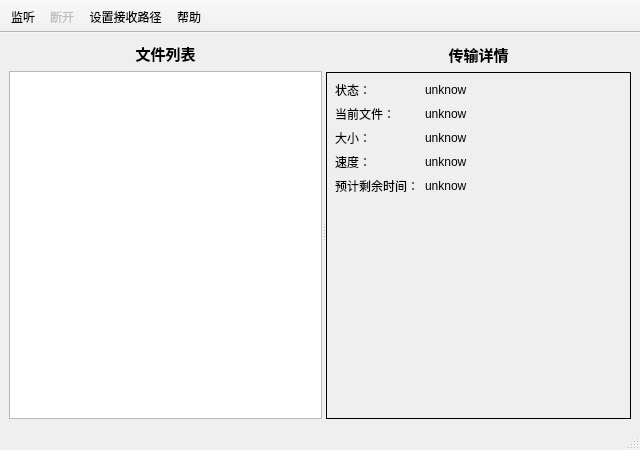
Old version of the form UI/AServer.ui in the repository uxinghai/ICMA-Qt.
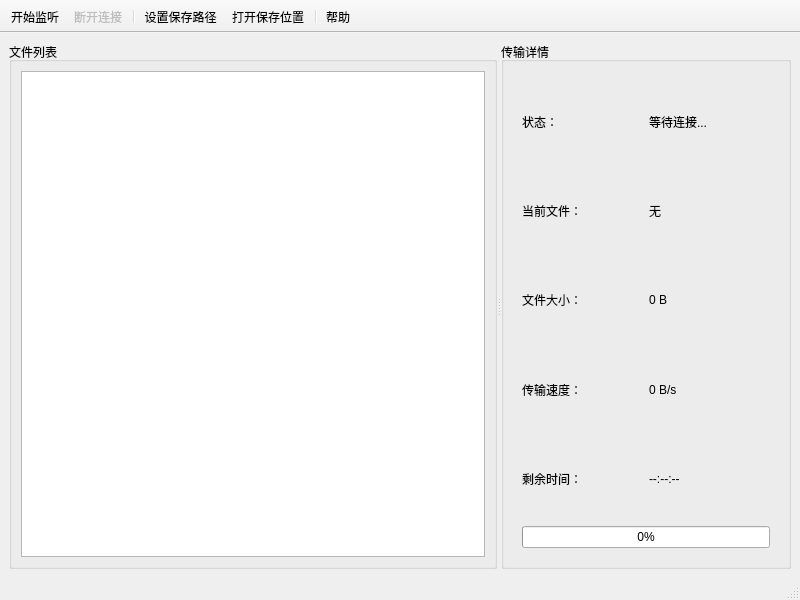
New version of the form. Icons and pictures are not drawn.

Commit message: 导入文件模块

Diff of the .ui file:
```diff
--- a/UI/AServer.ui
+++ b/UI/AServer.ui
@@ -6,20 +6,14 @@
       <rect>
         <x>0</x>
         <y>0</y>
-        <width>640</width>
-        <height>450</height>
+    <width>800</width>
+    <height>600</height>
       </rect>
     </property>
     <property name="minimumSize">
       <size>
-        <width>640</width>
-        <height>450</height>
-      </size>
-    </property>
-    <property name="maximumSize">
-      <size>
-        <width>640</width>
-        <height>450</height>
+    <width>800</width>
+    <height>600</height>
       </size>
     </property>
     <property name="windowTitle">
@@ -32,38 +26,22 @@
       </iconset>
     </property>
     <widget class="QWidget" name="centralwidget">
-      <layout class="QGridLayout" name="gridLayout">
-        <item row="0" column="0">
-          <widget class="QSplitter" name="splitter">
+   <layout class="QVBoxLayout" name="verticalLayout_3">
+    <item>
+     <widget class="QSplitter" name="mainSplitter">
             <property name="orientation">
               <enum>Qt::Horizontal</enum>
             </property>
             <widget class="QWidget" name="layoutWidget">
               <layout class="QVBoxLayout" name="verticalLayout">
                 <item>
-                  <widget class="QLabel" name="label">
-                    <property name="maximumSize">
-                      <size>
-                        <width>16777215</width>
-                        <height>24</height>
-                      </size>
-                    </property>
-                    <property name="font">
-                      <font>
-                        <pointsize>11</pointsize>
-                        <bold>true</bold>
-                      </font>
-                    </property>
-                    <property name="text">
+         <widget class="QGroupBox" name="fileListGroup">
+          <property name="title">
                       <string>文件列表</string>
                     </property>
-                    <property name="alignment">
-                      <set>Qt::AlignCenter</set>
-                    </property>
-                  </widget>
-                </item>
+          <layout class="QVBoxLayout" name="verticalLayout_4">
                 <item>
-                  <widget class="QListWidget" name="FileListView">
+            <widget class="QListWidget" name="fileListWidget">
                     <property name="contextMenuPolicy">
                       <enum>Qt::CustomContextMenu</enum>
                     </property>
@@ -71,129 +49,115 @@
                 </item>
               </layout>
             </widget>
-            <widget class="QWidget" name="layoutWidget">
+        </item>
+       </layout>
+      </widget>
+      <widget class="QWidget" name="transferDetailsContainer">
               <layout class="QVBoxLayout" name="verticalLayout_2">
                 <item>
-                  <widget class="QLabel" name="label_3">
-                    <property name="maximumSize">
-                      <size>
-                        <width>16777215</width>
-                        <height>24</height>
-                      </size>
-                    </property>
-                    <property name="font">
-                      <font>
-                        <pointsize>11</pointsize>
-                        <bold>true</bold>
-                      </font>
-                    </property>
-                    <property name="text">
+         <widget class="QGroupBox" name="transferDetailsGroup">
+          <property name="title">
                       <string>传输详情</string>
                     </property>
-                    <property name="alignment">
-                      <set>Qt::AlignCenter</set>
-                    </property>
-                  </widget>
-                </item>
+          <layout class="QVBoxLayout" name="verticalLayout_5">
                 <item>
-                  <widget class="QWidget" name="TransDetail_2" native="true">
-                    <property name="minimumSize">
-                      <size>
-                        <width>250</width>
-                        <height>0</height>
-                      </size>
-                    </property>
-                    <property name="styleSheet">
-                      <string notr="true">QWidget {
-                        border: 1px solid;
-                        }
-
-                        QLabel {
-                        border: none; /* 确保 QLabel 的边框不被修改 */
-                        }
-                      </string>
-                    </property>
-                    <layout class="QFormLayout" name="formLayout">
+            <widget class="QWidget" name="detailsWidget" native="true">
+             <layout class="QGridLayout" name="gridLayout">
                       <item row="0" column="0">
-                        <widget class="QLabel" name="lb1">
+               <widget class="QLabel" name="statusLabel">
                           <property name="text">
                             <string>状态：</string>
                           </property>
                         </widget>
                       </item>
                       <item row="0" column="1">
-                        <widget class="QLabel" name="lbStatus">
+               <widget class="QLabel" name="statusValue">
                           <property name="text">
-                            <string>unknow</string>
+                 <string>等待连接...</string>
                           </property>
                         </widget>
                       </item>
                       <item row="1" column="0">
-                        <widget class="QLabel" name="lb2">
+               <widget class="QLabel" name="currentFileLabel">
                           <property name="text">
                             <string>当前文件：</string>
                           </property>
                         </widget>
                       </item>
                       <item row="1" column="1">
-                        <widget class="QLabel" name="lbCurFile">
+               <widget class="QLabel" name="currentFileValue">
                           <property name="text">
-                            <string>unknow</string>
+                 <string>无</string>
+                </property>
+                <property name="wordWrap">
+                 <bool>true</bool>
                           </property>
                         </widget>
                       </item>
                       <item row="2" column="0">
-                        <widget class="QLabel" name="lb3">
+               <widget class="QLabel" name="sizeLabel">
                           <property name="text">
-                            <string>大小：</string>
+                 <string>文件大小：</string>
                           </property>
                         </widget>
                       </item>
                       <item row="2" column="1">
-                        <widget class="QLabel" name="lbSize">
+               <widget class="QLabel" name="sizeValue">
                           <property name="text">
-                            <string>unknow</string>
+                 <string>0 B</string>
                           </property>
                         </widget>
                       </item>
                       <item row="3" column="0">
-                        <widget class="QLabel" name="lb4">
+               <widget class="QLabel" name="speedLabel">
                           <property name="text">
-                            <string>速度：</string>
+                 <string>传输速度：</string>
                           </property>
                         </widget>
                       </item>
                       <item row="3" column="1">
-                        <widget class="QLabel" name="lbSpeed">
+               <widget class="QLabel" name="speedValue">
                           <property name="text">
-                            <string>unknow</string>
+                 <string>0 B/s</string>
                           </property>
                         </widget>
                       </item>
                       <item row="4" column="0">
-                        <widget class="QLabel" name="lb5">
+               <widget class="QLabel" name="remainingTimeLabel">
                           <property name="text">
-                            <string>预计剩余时间：</string>
+                 <string>剩余时间：</string>
                           </property>
                         </widget>
                       </item>
                       <item row="4" column="1">
-                        <widget class="QLabel" name="lbRemaingTime">
+               <widget class="QLabel" name="remainingTimeValue">
                           <property name="text">
-                            <string>unknow</string>
+                 <string>--:--:--</string>
                           </property>
                         </widget>
                       </item>
+              <item row="5" column="0" colspan="2">
+               <widget class="QProgressBar" name="progressBar">
+                <property name="value">
+                 <number>0</number>
+                </property>
+                <property name="format">
+                 <string>%p%</string>
+                </property>
+               </widget>
+              </item>
                     </layout>
                   </widget>
                 </item>
               </layout>
             </widget>
-          </widget>
+        </item>
+       </layout>
+      </widget>
+     </widget>
         </item>
       </layout>
     </widget>
-    <widget class="QStatusBar" name="statusbar"/>
     <widget class="QToolBar" name="toolBar">
       <property name="windowTitle">
         <string>toolBar</string>
@@ -214,10 +178,14 @@
         <bool>false</bool>
       </attribute>
       <addaction name="actionListen"/>
-      <addaction name="actionDisConnect"/>
+   <addaction name="actionDisconnect"/>
+   <addaction name="separator"/>
       <addaction name="actionSetSavePath"/>
+   <addaction name="actionOpenSavePath"/>
+   <addaction name="separator"/>
       <addaction name="actionHelp"/>
     </widget>
+  <widget class="QStatusBar" name="statusBar"/>
     <action name="actionListen">
       <property name="icon">
         <iconset>
@@ -226,27 +194,48 @@
         </iconset>
       </property>
       <property name="text">
-        <string>监听</string>
+    <string>开始监听</string>
       </property>
       <property name="toolTip">
-        <string>等待方送方传输.</string>
-      </property>
-      <property name="menuRole">
-        <enum>QAction::NoRole</enum>
-      </property>
-    </action>
-    <action name="actionDisConnect">
+    <string>等待发送方连接</string>
+   </property>
+  </action>
+  <action name="actionDisconnect">
       <property name="enabled">
         <bool>false</bool>
       </property>
       <property name="icon">
+    <iconset resource="../Resource.qrc">
+     <normaloff>:/transfer/res/transfer/disConnect.png</normaloff>:/transfer/res/transfer/disConnect.png</iconset>
+   </property>
+   <property name="text">
+    <string>断开连接</string>
+   </property>
+   <property name="toolTip">
+    <string>断开与发送方的连接</string>
+   </property>
+  </action>
+  <action name="actionSetSavePath">
+   <property name="icon">
+    <iconset resource="../Resource.qrc">
+     <normaloff>:/transfer/res/transfer/save.png</normaloff>:/transfer/res/transfer/save.png</iconset>
+   </property>
+   <property name="text">
+    <string>设置保存路径</string>
+   </property>
+   <property name="toolTip">
+    <string>设置接收文件的保存位置</string>
+   </property>
+  </action>
+  <action name="actionOpenSavePath">
+   <property name="icon">
         <iconset>
           <normaloff>:/transfer/res/transfer/disConnect.png</normaloff>
           :/transfer/res/transfer/disConnect.png
         </iconset>
       </property>
       <property name="text">
-        <string>断开</string>
+    <string>打开保存位置</string>
       </property>
       <property name="toolTip">
         <string>断开与发送方的连接.</string>
@@ -266,60 +255,7 @@
         <string>帮助</string>
       </property>
       <property name="toolTip">
-        <string>查看使用说明.</string>
-      </property>
-      <property name="menuRole">
-        <enum>QAction::NoRole</enum>
-      </property>
-    </action>
-    <action name="actionSetSavePath">
-      <property name="icon">
-        <iconset>
-          <normaloff>:/transfer/res/transfer/save.png</normaloff>
-          :/transfer/res/transfer/save.png
-        </iconset>
-      </property>
-      <property name="text">
-        <string>设置接收路径</string>
-      </property>
-      <property name="toolTip">
-        <string>发送方发送来的文件存在此路径下.</string>
-      </property>
-      <property name="menuRole">
-        <enum>QAction::NoRole</enum>
-      </property>
-    </action>
-    <action name="actionOpenFile">
-      <property name="text">
-        <string>打开(&amp;o)</string>
-      </property>
-      <property name="toolTip">
-        <string>打开文件</string>
-      </property>
-      <property name="menuRole">
-        <enum>QAction::NoRole</enum>
-      </property>
-    </action>
-    <action name="actionOpenPath">
-      <property name="text">
-        <string>打开路径</string>
-      </property>
-      <property name="toolTip">
-        <string>打开文件路径</string>
-      </property>
-      <property name="menuRole">
-        <enum>QAction::NoRole</enum>
-      </property>
-    </action>
-    <action name="actionCopyAbsoultPath">
-      <property name="text">
-        <string>复制完整路径和文件名</string>
-      </property>
-      <property name="toolTip">
-        <string>复制AboslutePath</string>
-      </property>
-      <property name="menuRole">
-        <enum>QAction::NoRole</enum>
+    <string>查看使用说明</string>
       </property>
     </action>
   </widget>
```
Left out of the diff: 36 changed lines with no effect on the pictures. Lines whose indentation alone changed are shown as unchanged. The commit also changes 68 other files.
